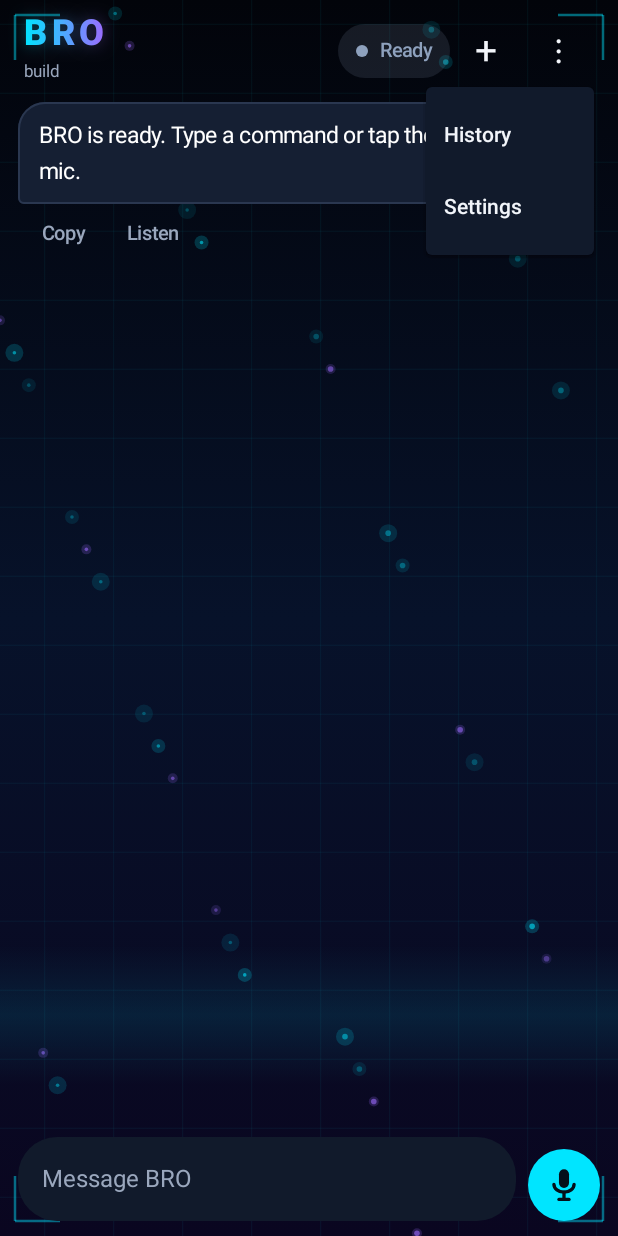
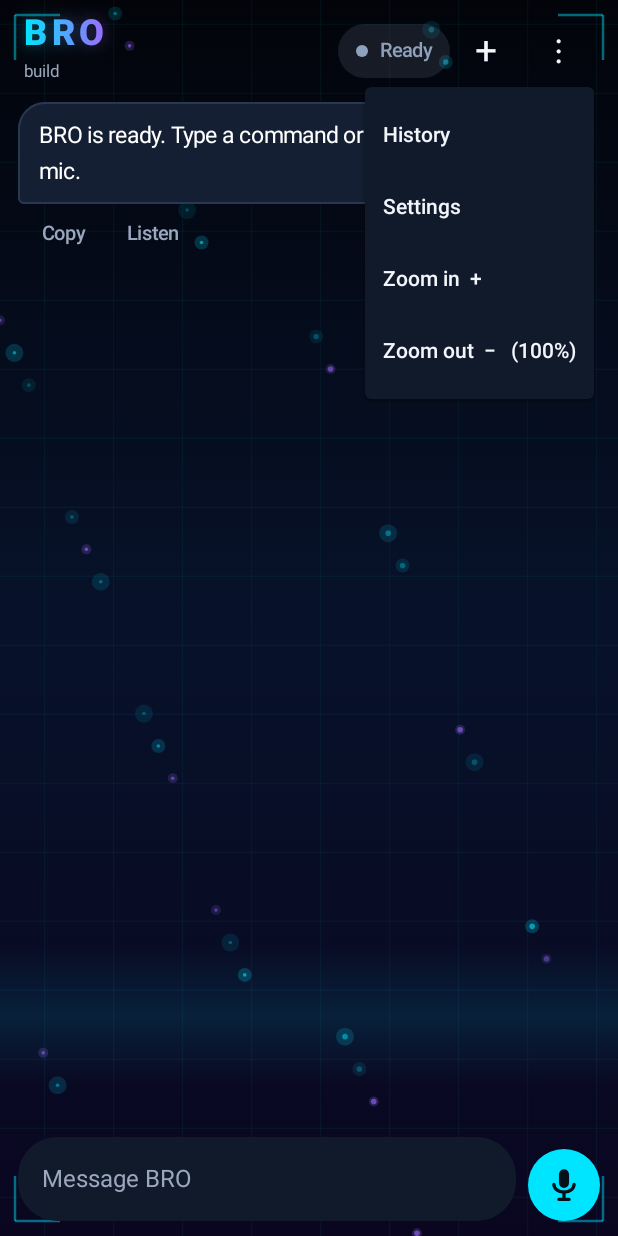
Before and after one commit to rachamadhav28-spec/Bro-direct, an Android app built with Jetpack Compose: the composable ChatScreen shown on its own in the app's theme, after a tap on an icon or button, on a phone screen of 412 x 824 dp. Run offline under Robolectric (Android 15) with nearby library versions, the phone set to English and light mode, and no system bars.

Commit message:
Zoom in/out for the whole app; desktop layout only when two panes fit
Co-Authored-By: Claude Sonnet 5.5 <noreply@anthropic.com>
Claude-Session: https://claude.ai/code/session_01HYyEZ2KDgUwNmD2MpwQ1C3

```diff
--- a/app/src/main/java/com/bro/assistant/memory/PreferencesStore.kt
+++ b/app/src/main/java/com/bro/assistant/memory/PreferencesStore.kt
@@ -131,6 +131,9 @@ class PreferencesStore(context: Context) {
     var layoutMode: String
         get() = sp.getString("layout_mode", "auto") ?: "auto"
         set(value) { sp.edit().putString("layout_mode", value).apply() }
+    var uiZoom: Float
+        get() = sp.getFloat("ui_zoom", 1f)
+        set(value) { sp.edit().putFloat("ui_zoom", value).apply() }
     var hudAnimation: Boolean
         get() = sp.getBoolean("hud_animation", true)
         set(value) { sp.edit().putBoolean("hud_animation", value).apply() }
--- a/app/src/main/java/com/bro/assistant/ui/ChatScreen.kt
+++ b/app/src/main/java/com/bro/assistant/ui/ChatScreen.kt
@@ -113,6 +113,14 @@ fun ChatScreen(
                     DropdownMenu(expanded = menuOpen, onDismissRequest = { menuOpen = false }, containerColor = BroColors.Panel) {
                         DropdownMenuItem(text = { Text("History", color = BroColors.TextPrimary) }, onClick = { menuOpen = false; onOpenHistory() })
                         DropdownMenuItem(text = { Text("Settings", color = BroColors.TextPrimary) }, onClick = { menuOpen = false; onOpenSettings() })
+                        DropdownMenuItem(
+                            text = { Text("Zoom in  +", color = BroColors.TextPrimary) },
+                            onClick = { com.bro.assistant.ui.theme.ThemeState.zoomBy(0.1f) }
+                        )
+                        DropdownMenuItem(
+                            text = { Text("Zoom out  \u2212   (${(com.bro.assistant.ui.theme.ThemeState.zoom * 100).toInt()}%)", color = BroColors.TextPrimary) },
+                            onClick = { com.bro.assistant.ui.theme.ThemeState.zoomBy(-0.1f) }
+                        )
                     }
                 }
             }
--- a/app/src/main/java/com/bro/assistant/ui/theme/Theme.kt
+++ b/app/src/main/java/com/bro/assistant/ui/theme/Theme.kt
@@ -52,6 +52,11 @@ private val BroShapes = Shapes(
 
 @Composable
 fun BroTheme(content: @Composable () -> Unit) {
+    val base = androidx.compose.ui.platform.LocalDensity.current
+    val z = ThemeState.zoom
+    androidx.compose.runtime.CompositionLocalProvider(
+        androidx.compose.ui.platform.LocalDensity provides androidx.compose.ui.unit.Density(base.density * z, base.fontScale * z)
+    ) {
     MaterialTheme(
         colorScheme = darkColorScheme(
             primary = BroColors.Accent,
@@ -70,4 +75,5 @@ fun BroTheme(content: @Composable () -> Unit) {
         shapes = BroShapes,
         content = content
     )
+    }
 }
--- a/app/src/main/java/com/bro/assistant/ui/theme/ThemeState.kt
+++ b/app/src/main/java/com/bro/assistant/ui/theme/ThemeState.kt
@@ -13,6 +13,14 @@ object ThemeState {
     var secondary by mutableStateOf(Color(0xFF9D6BFF))
     var hud by mutableStateOf(true)
     var layout by mutableStateOf("auto")
+    /** Whole-app zoom: 0.5 to 1.5. Below 1 more fits on screen, above 1 everything is bigger. */
+    var zoom by mutableStateOf(1f)
+    private var store: PreferencesStore? = null
+    fun zoomBy(step: Float) {
+        zoom = (Math.round((zoom + step).coerceIn(0.5f, 1.5f) * 10f) / 10f)
+        store?.uiZoom = zoom
+    }
+    fun zoomReset() { zoom = 1f; store?.uiZoom = 1f }
 
     class Preset(val name: String, val a: Long, val b: Long)
     val presets = listOf(
@@ -25,7 +33,7 @@ object ThemeState {
     )
 
     fun load(p: PreferencesStore) {
-        primary = Color(p.accentPrimary.toInt()); secondary = Color(p.accentSecondary.toInt()); hud = p.hudAnimation; layout = p.layoutMode
+        primary = Color(p.accentPrimary.toInt()); secondary = Color(p.accentSecondary.toInt()); hud = p.hudAnimation; layout = p.layoutMode; store = p; zoom = p.uiZoom.coerceIn(0.5f, 1.5f)
     }
 
     fun set(p: PreferencesStore, a: Color, b: Color) {
```
Also changed, not shown: app/src/main/java/com/bro/assistant/MainActivity.kt (+5 -3 lines), app/src/main/java/com/bro/assistant/ui/SettingsScreen.kt (+9 -1 lines).
